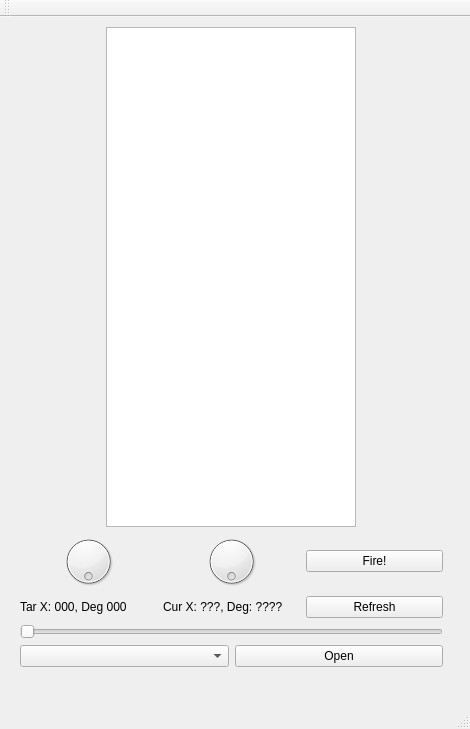
Above: gameplay/gameplay/mainwindow.ui from montaguk/crossfire before the change. Below: the same form after it.
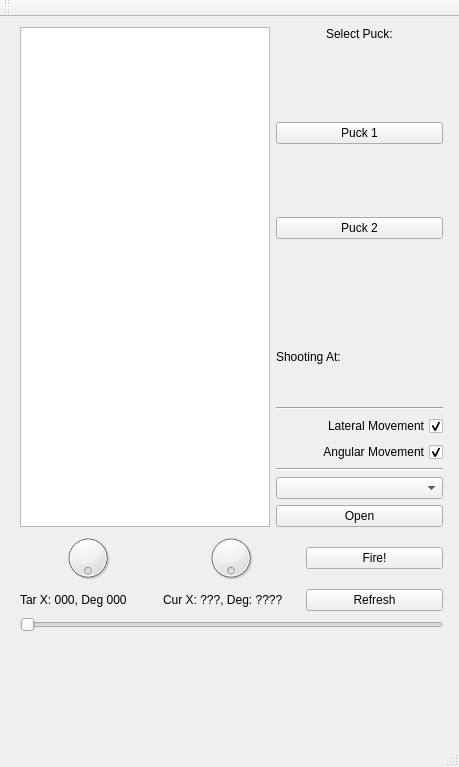
That is the form after the change.

Patch:
```diff
--- a/gameplay/gameplay/mainwindow.ui
+++ b/gameplay/gameplay/mainwindow.ui
@@ -6,8 +6,8 @@
    <rect>
     <x>0</x>
     <y>0</y>
-    <width>470</width>
-    <height>729</height>
+    <width>459</width>
+    <height>767</height>
    </rect>
   </property>
   <property name="windowTitle">
@@ -20,53 +20,153 @@
       <x>9</x>
       <y>-1</y>
       <width>445</width>
-      <height>662</height>
+      <height>703</height>
      </rect>
     </property>
     <layout class="QVBoxLayout" name="verticalLayout">
-     <item alignment="Qt::AlignHCenter|Qt::AlignVCenter">
-      <widget class="QGraphicsView" name="field">
-       <property name="sizePolicy">
-        <sizepolicy hsizetype="Fixed" vsizetype="Fixed">
-         <horstretch>0</horstretch>
-         <verstretch>0</verstretch>
-        </sizepolicy>
-       </property>
-       <property name="minimumSize">
-        <size>
-         <width>250</width>
-         <height>500</height>
-        </size>
-       </property>
-       <property name="maximumSize">
-        <size>
-         <width>250</width>
-         <height>500</height>
-        </size>
-       </property>
-      </widget>
+     <item>
+      <layout class="QHBoxLayout" name="horizontalLayout_3">
+       <item>
+        <widget class="QGraphicsView" name="field">
+         <property name="sizePolicy">
+          <sizepolicy hsizetype="Fixed" vsizetype="Fixed">
+           <horstretch>0</horstretch>
+           <verstretch>0</verstretch>
+          </sizepolicy>
+         </property>
+         <property name="minimumSize">
+          <size>
+           <width>250</width>
+           <height>500</height>
+          </size>
+         </property>
+         <property name="maximumSize">
+          <size>
+           <width>250</width>
+           <height>500</height>
+          </size>
+         </property>
+        </widget>
+       </item>
+       <item>
+        <layout class="QVBoxLayout" name="verticalLayout_2">
+         <property name="spacing">
+          <number>6</number>
+         </property>
+         <property name="sizeConstraint">
+          <enum>QLayout::SetDefaultConstraint</enum>
+         </property>
+         <item alignment="Qt::AlignHCenter|Qt::AlignTop">
+          <widget class="QLabel" name="label">
+           <property name="sizePolicy">
+            <sizepolicy hsizetype="Fixed" vsizetype="Fixed">
+             <horstretch>0</horstretch>
+             <verstretch>0</verstretch>
+            </sizepolicy>
+           </property>
+           <property name="text">
+            <string>Select Puck:</string>
+           </property>
+           <property name="alignment">
+            <set>Qt::AlignLeading|Qt::AlignLeft|Qt::AlignTop</set>
+           </property>
+          </widget>
+         </item>
+         <item alignment="Qt::AlignTop">
+          <widget class="QPushButton" name="puck1Button">
+           <property name="text">
+            <string>Puck 1</string>
+           </property>
+           <property name="checkable">
+            <bool>false</bool>
+           </property>
+           <property name="flat">
+            <bool>false</bool>
+           </property>
+          </widget>
+         </item>
+         <item alignment="Qt::AlignTop">
+          <widget class="QPushButton" name="puck2Button">
+           <property name="sizePolicy">
+            <sizepolicy hsizetype="Minimum" vsizetype="Fixed">
+             <horstretch>0</horstretch>
+             <verstretch>0</verstretch>
+            </sizepolicy>
+           </property>
+           <property name="layoutDirection">
+            <enum>Qt::LeftToRight</enum>
+           </property>
+           <property name="text">
+            <string>Puck 2</string>
+           </property>
+          </widget>
+         </item>
+         <item>
+          <widget class="QLabel" name="shootingAtLabel">
+           <property name="text">
+            <string>Shooting At:</string>
+           </property>
+          </widget>
+         </item>
+         <item>
+          <widget class="Line" name="line">
+           <property name="orientation">
+            <enum>Qt::Horizontal</enum>
+           </property>
+          </widget>
+         </item>
+         <item>
+          <widget class="QCheckBox" name="lmove_cbox">
+           <property name="layoutDirection">
+            <enum>Qt::RightToLeft</enum>
+           </property>
+           <property name="text">
+            <string>Lateral Movement</string>
+           </property>
+           <property name="checked">
+            <bool>true</bool>
+           </property>
+           <property name="tristate">
+            <bool>false</bool>
+           </property>
+          </widget>
+         </item>
+         <item>
+          <widget class="QCheckBox" name="amove_cbox">
+           <property name="layoutDirection">
+            <enum>Qt::RightToLeft</enum>
+           </property>
+           <property name="text">
+            <string>Angular Movement</string>
+           </property>
+           <property name="checked">
+            <bool>true</bool>
+           </property>
+          </widget>
+         </item>
+         <item>
+          <widget class="Line" name="line_2">
+           <property name="orientation">
+            <enum>Qt::Horizontal</enum>
+           </property>
+          </widget>
+         </item>
+         <item>
+          <widget class="QComboBox" name="portName"/>
+         </item>
+         <item>
+          <widget class="QPushButton" name="openCloseButton">
+           <property name="text">
+            <string>Open</string>
+           </property>
+          </widget>
+         </item>
+        </layout>
+       </item>
+      </layout>
      </item>
      <item>
       <layout class="QGridLayout" name="gridLayout">
-       <item row="0" column="0">
-        <widget class="QDial" name="tarDial">
-         <property name="maximum">
-          <number>359</number>
-         </property>
-         <property name="orientation">
-          <enum>Qt::Horizontal</enum>
-         </property>
-         <property name="invertedAppearance">
-          <bool>false</bool>
-         </property>
-         <property name="invertedControls">
-          <bool>false</bool>
-         </property>
-         <property name="wrapping">
-          <bool>true</bool>
-         </property>
-        </widget>
-       </item>
        <item row="0" column="2">
         <widget class="QPushButton" name="fireButton">
          <property name="text">
@@ -74,6 +174,68 @@
          </property>
         </widget>
        </item>
+       <item row="0" column="0" alignment="Qt::AlignHCenter">
+        <widget class="QDial" name="tarDial">
+         <property name="sizePolicy">
+          <sizepolicy hsizetype="Fixed" vsizetype="Fixed">
+           <horstretch>0</horstretch>
+           <verstretch>0</verstretch>
+          </sizepolicy>
+         </property>
+         <property name="maximumSize">
+          <size>
+           <width>50</width>
+           <height>50</height>
+          </size>
+         </property>
+         <property name="maximum">
+          <number>359</number>
+         </property>
+         <property name="orientation">
+          <enum>Qt::Horizontal</enum>
+         </property>
+         <property name="invertedAppearance">
+          <bool>false</bool>
+         </property>
+         <property name="invertedControls">
+          <bool>false</bool>
+         </property>
+         <property name="wrapping">
+          <bool>true</bool>
+         </property>
+        </widget>
+       </item>
+       <item row="0" column="1" alignment="Qt::AlignHCenter">
+        <widget class="QDial" name="curDial">
+         <property name="sizePolicy">
+          <sizepolicy hsizetype="Fixed" vsizetype="Fixed">
+           <horstretch>0</horstretch>
+           <verstretch>0</verstretch>
+          </sizepolicy>
+         </property>
+         <property name="maximumSize">
+          <size>
+           <width>50</width>
+           <height>50</height>
+          </size>
+         </property>
+         <property name="maximum">
+          <number>359</number>
+         </property>
+         <property name="invertedAppearance">
+          <bool>false</bool>
+         </property>
+         <property name="invertedControls">
+          <bool>false</bool>
+         </property>
+         <property name="wrapping">
+          <bool>true</bool>
+         </property>
+         <property name="notchesVisible">
+          <bool>false</bool>
+         </property>
+        </widget>
+       </item>
        <item row="1" column="2">
         <widget class="QPushButton" name="refreshButton">
          <property name="text">
@@ -81,25 +243,6 @@
          </property>
         </widget>
        </item>
-       <item row="0" column="1">
-        <widget class="QDial" name="curDial">
-         <property name="maximum">
-          <number>359</number>
-         </property>
-         <property name="invertedAppearance">
-          <bool>false</bool>
-         </property>
-         <property name="invertedControls">
-          <bool>false</bool>
-         </property>
-         <property name="wrapping">
-          <bool>true</bool>
-         </property>
-         <property name="notchesVisible">
-          <bool>false</bool>
-         </property>
-        </widget>
-       </item>
        <item row="1" column="1">
         <widget class="QLabel" name="curPosLabel">
          <property name="text">
@@ -119,8 +262,14 @@
      <item>
       <layout class="QHBoxLayout" name="horizontalLayout"/>
      </item>
-     <item>
+     <item alignment="Qt::AlignTop">
       <widget class="QSlider" name="slider">
+       <property name="sizePolicy">
+        <sizepolicy hsizetype="Expanding" vsizetype="Fixed">
+         <horstretch>0</horstretch>
+         <verstretch>0</verstretch>
+        </sizepolicy>
+       </property>
        <property name="mouseTracking">
         <bool>true</bool>
        </property>
@@ -130,18 +279,7 @@
       </widget>
      </item>
      <item>
-      <layout class="QHBoxLayout" name="horizontalLayout_2">
-       <item>
-        <widget class="QComboBox" name="portName"/>
-       </item>
-       <item>
-        <widget class="QPushButton" name="openCloseButton">
-         <property name="text">
-          <string>Open</string>
-         </property>
-        </widget>
-       </item>
-      </layout>
+      <layout class="QHBoxLayout" name="horizontalLayout_2"/>
      </item>
     </layout>
    </widget>
```
Left out of the diff: 2 changed lines with no effect on the pictures.
